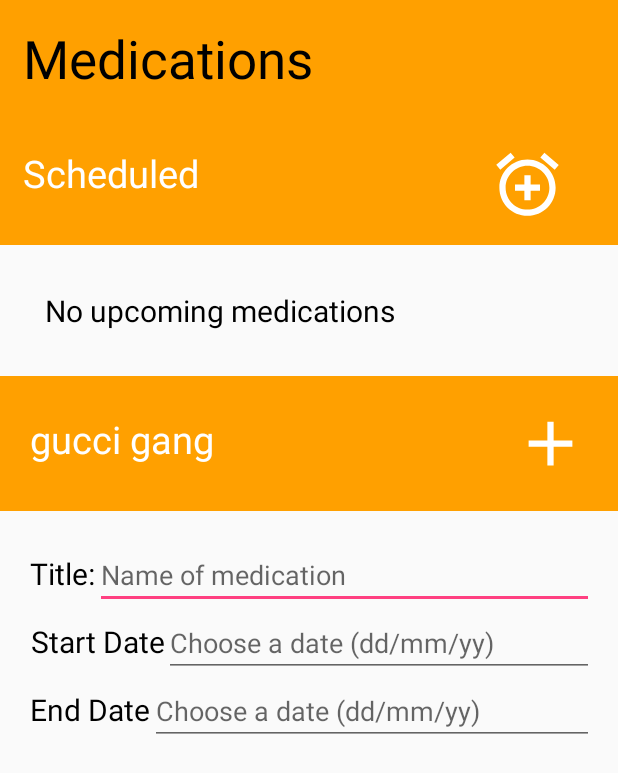
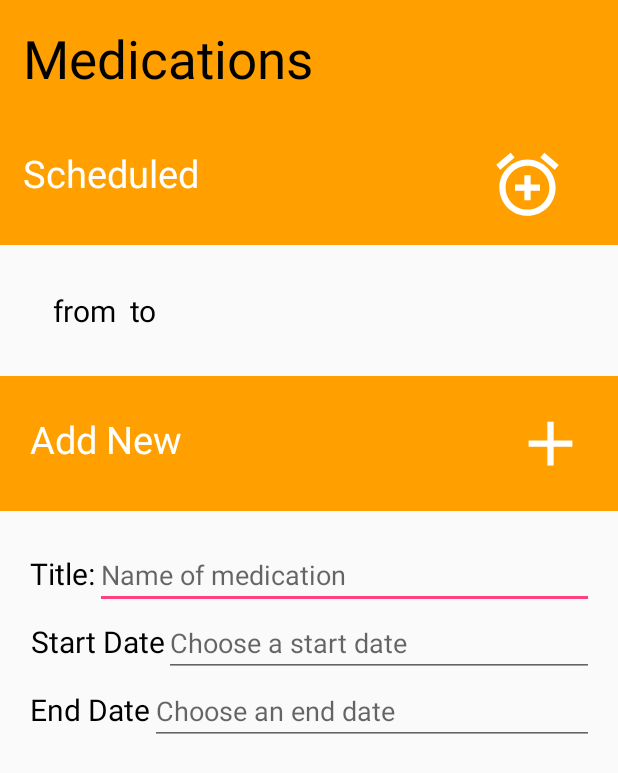
Before and after one commit to WoofProject/woofapp, an Android app: the Medications screen opened directly, with no data from a screen before it, after a tap on an icon or button, on a phone screen of 412 x 824 dp. Shown: the top 773 px of the screen. Run offline under Robolectric (Android 15) with nearby library versions, the phone set to English and light mode, and no system bars.

Commit message:
Merge branch 'master' of https://github.com/WoofProject/woofapp
# Conflicts:
#	.idea/caches/build_file_checksums.ser
#	app/src/main/java/com/enterprises/woof/woof/Maps.java

```diff
--- a/app/src/main/java/com/enterprises/woof/woof/MedicationObject.java
+++ b/app/src/main/java/com/enterprises/woof/woof/MedicationObject.java
@@ -1,14 +1,15 @@
 package com.enterprises.woof.woof;
 
-import java.util.Date;
 
-public class MedicationObject {
+import android.support.annotation.NonNull;
+
+public class MedicationObject implements Comparable{
 
     private String title;
-    private Date startDate;
-    private Date endDate;
+    private String startDate;
+    private String endDate;
 
-    public MedicationObject(String title, Date startDate, Date endDate) {
+    public MedicationObject(String title, String startDate, String endDate) {
         this.title = title;
         this.startDate = startDate;
         this.endDate = endDate;
@@ -22,19 +23,24 @@ public class MedicationObject {
         this.title = title;
     }
 
-    public Date getStartDate() {
+    public String getStartDate() {
         return startDate;
     }
 
-    public void setStartDate(Date startDate) {
+    public void setStartDate(String startDate) {
         this.startDate = startDate;
     }
 
-    public Date getEndDate() {
+    public String getEndDate() {
         return endDate;
     }
 
-    public void setEndDate(Date endDate) {
+    public void setEndDate(String endDate) {
         this.endDate = endDate;
     }
+
+    @Override
+    public int compareTo(@NonNull Object o) {
+        return 0;
+    }
 }
--- a/app/src/main/java/com/enterprises/woof/woof/Medications.java
+++ b/app/src/main/java/com/enterprises/woof/woof/Medications.java
@@ -1,12 +1,19 @@
 package com.enterprises.woof.woof;
 
+import android.content.Context;
 import android.support.v7.app.AppCompatActivity;
 import android.os.Bundle;
+import android.view.Gravity;
 import android.view.View;
 import android.widget.EditText;
 import android.widget.TextView;
+import android.widget.Toast;
+
+import java.util.ArrayList;
 
 public class Medications extends AppCompatActivity {
+
+    private ArrayList<MedicationObject> medications = new ArrayList<>();
 
     @Override
     protected void onCreate(Bundle savedInstanceState) {
@@ -17,7 +24,23 @@ public class Medications extends AppCompatActivity {
 
             @Override
             public void onClick(View v) {
-                ((TextView)findViewById(R.id.addNewMedication)).setText("gucci gang");
+                String title = ((TextView)findViewById(R.id.medicationTitle)).getText().toString();
+                String startDate = ((TextView)findViewById(R.id.medicationStart)).getText().toString();
+                String endDate = ((TextView)findViewById(R.id.medicationEnd)).getText().toString();
+                medications.add(0, new MedicationObject(title, startDate, endDate));
+                MedicationObject m = medications.get(0);
+                ((TextView)findViewById(R.id.currentMedication)).setText(m.getTitle()+" from "+m.getStartDate()+" to "+m.getEndDate());
+
+                ((TextView)findViewById(R.id.medicationTitle)).setText("");
+                ((TextView)findViewById(R.id.medicationStart)).setText("");
+                ((TextView)findViewById(R.id.medicationEnd)).setText("");
+
+                Context context = getApplicationContext();
+                CharSequence message = "Added to medications";
+                int duration = Toast.LENGTH_SHORT;
+                Toast toast = Toast.makeText(context, message, duration);
+                toast.setGravity(Gravity.TOP, 0, 700);
+                toast.show();
             }
         });
     }
--- a/app/src/main/res/layout/activity_medications.xml
+++ b/app/src/main/res/layout/activity_medications.xml
@@ -51,12 +51,13 @@
         android:padding="30dp">
 
         <TextView
+            android:id="@+id/currentMedication"
             android:layout_width="wrap_content"
             android:layout_height="wrap_content"
-            android:textSize="20sp"
+            android:gravity="center"
+            android:text="No upcoming medications"
             android:textColor="@color/black"
-            android:text="No upcoming medications"
-            android:gravity="center"/>
+            android:textSize="20sp" />
 
     </LinearLayout>
 
@@ -109,11 +110,12 @@
                 android:textSize="20sp" />
 
             <EditText
-                android:drawablePadding="10dp"
+                android:id="@+id/medicationTitle"
                 android:layout_width="350dp"
                 android:layout_height="wrap_content"
-                android:inputType="none"
-                android:hint="Name of medication"/>
+                android:drawablePadding="10dp"
+                android:hint="Name of medication"
+                android:inputType="none" />
 
         </LinearLayout>
 
@@ -131,11 +133,12 @@
                 android:gravity="center"/>
 
             <EditText
+                android:id="@+id/medicationStart"
                 android:layout_width="350dp"
                 android:layout_height="wrap_content"
                 android:drawablePadding="10dp"
-                android:hint="Choose a date (dd/mm/yy)"
-                android:inputType="date"/>
+                android:hint="Choose a start date "
+                android:inputType="none" />
 
         </LinearLayout>
 
@@ -153,11 +156,12 @@
                 android:gravity="center"/>
 
             <EditText
+                android:id="@+id/medicationEnd"
                 android:layout_width="350dp"
                 android:layout_height="wrap_content"
                 android:drawablePadding="10dp"
-                android:hint="Choose a date (dd/mm/yy)"
-                android:inputType="date" />
+                android:hint="Choose an end date "
+                android:inputType="none" />
         </LinearLayout>
     </LinearLayout>
 
```
Also changed, not shown: app/src/main/java/com/enterprises/woof/woof/AppointmentObject.java (+15 -10 lines), app/src/main/java/com/enterprises/woof/woof/Appointments.java (+26 -1 lines), app/src/main/res/layout/activity_appointments.xml (+14 -9 lines).
